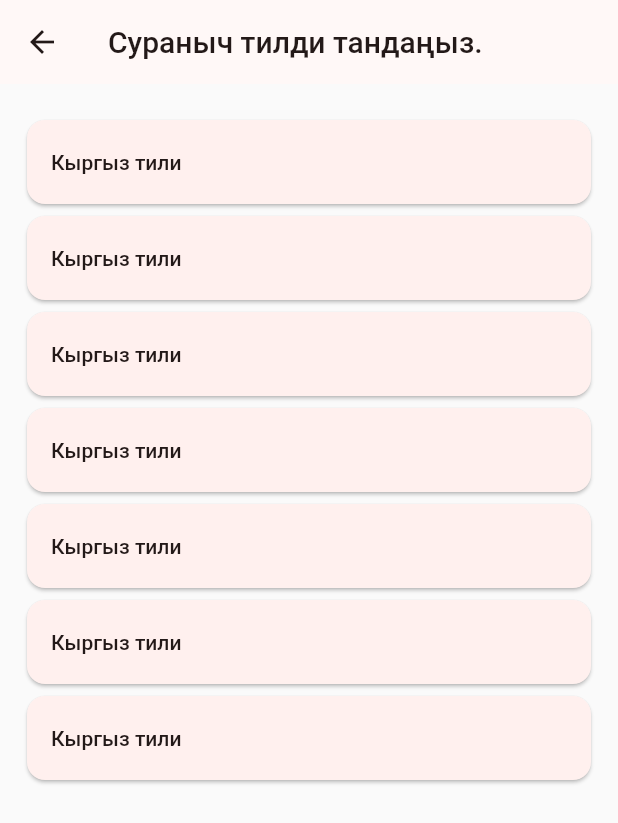
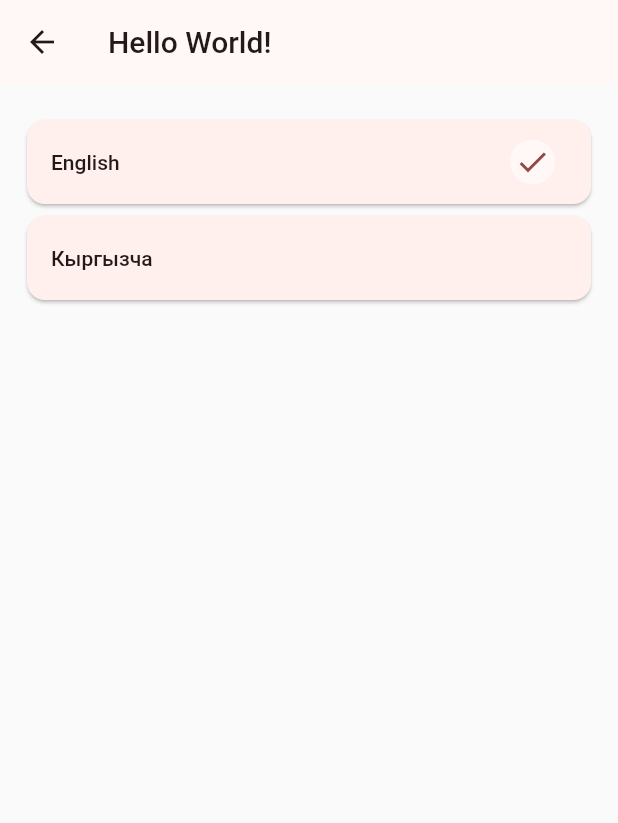
Before and after one commit to mustafanabiev/create_plan, a Flutter app: the LangSettingsView screen opened by its route, on a phone screen of 412 x 824 dp. Shown: the top 823 px of the screen. Run offline on Flutter 3.47's test engine with Material 2 defaults, Android fonts, the phone set to English and light mode, and no system bars; our stand-ins replace bloc, cloud_firestore, dartz, equatable, firebase_auth, firebase_core and 7 more; accounts and stored records are empty; generated files the repository leaves out were written again.

Commit message:
AppLocalizations added

```diff
--- /dev/null
+++ b/l10n.yaml
@@ -0,0 +1,4 @@
+arb-dir: lib/l10n/arb
+template-arb-file: app_en.arb
+output-localization-file: app_localizations.dart
+nullable-getter: false
--- a/lib/app/app.dart
+++ b/lib/app/app.dart
@@ -5,3 +5,4 @@ export 'logic/token_cubit.dart';
 export 'theme/theme.dart';
 export 'logic/app_cubit.dart';
 export 'service/theme_service.dart';
+export 'service/app_service.dart';
--- a/lib/app/logic/app_cubit.dart
+++ b/lib/app/logic/app_cubit.dart
@@ -6,9 +6,18 @@ import 'package:flutter/material.dart';
 part 'app_state.dart';
 
 class AppCubit extends Cubit<AppState> {
-  AppCubit(this.themeService) : super(AppState(themeService.init()));
+  AppCubit(
+    this.localService,
+    this.themeService,
+  ) : super(AppState(localService.init(), themeService.init()));
 
+  final AppService localService;
   final ThemeService themeService;
+
+  Future<void> changeLang(int index) async {
+    final local = await localService.setLocale(index);
+    emit(state.copyWith(currentLocale: local));
+  }
 
   Future<void> changeMode({required bool isDark}) async {
     await themeService.setMode(isDark: isDark);
--- a/lib/app/logic/app_state.dart
+++ b/lib/app/logic/app_state.dart
@@ -1,15 +1,20 @@
 part of 'app_cubit.dart';
 
 class AppState extends Equatable {
-  const AppState(this.theme);
+  const AppState(
+    this.currentLocale,
+    this.theme,
+  );
 
+  final Locale currentLocale;
   final CustomTheme theme;
 
   @override
   List<Object?> get props => [theme];
 
-  AppState copyWith({CustomTheme? theme}) {
+  AppState copyWith({Locale? currentLocale, CustomTheme? theme}) {
     return AppState(
+      currentLocale ?? this.currentLocale,
       theme ?? this.theme,
     );
   }
--- /dev/null
+++ b/lib/app/service/app_service.dart
@@ -0,0 +1,61 @@
+import 'dart:ui';
+
+import 'package:create_plan/core/core.dart';
+
+class AppService {
+  const AppService(this.storage);
+
+  final AppCache<String> storage;
+
+  static const String _localStorageLocaleKey = 'locale';
+
+  static const _locales = <Locale>[
+    Locale('en'),
+    Locale('ky'),
+  ];
+
+  Locale init() {
+    final code = storage.read(key: localStorageLocaleKey);
+    if (code != null) {
+      return Locale(code);
+    } else {
+      final deviceLocal = window.locale.languageCode;
+      if (_isSuuport(deviceLocal)) {
+        return Locale(deviceLocal);
+      } else {
+        return const Locale('en');
+      }
+    }
+  }
+
+  Future<Locale> setLocale(int index) async {
+    await storage.save(
+        key: localStorageLocaleKey, value: _locales[index].languageCode);
+    return _locales[index];
+  }
+
+  bool _isSuuport(String deviceLocal) {
+    switch (deviceLocal) {
+      case 'en':
+      case 'ky':
+        return true;
+      default:
+        return false;
+    }
+  }
+
+  String getName(String code) {
+    switch (code) {
+      case 'en':
+        return 'English';
+      case 'ky':
+        return 'Кыргызча';
+      default:
+        return 'English';
+    }
+  }
+
+  String get localStorageLocaleKey => _localStorageLocaleKey;
+
+  List<Locale> get locales => _locales;
+}
--- a/lib/app/view/meta_app.dart
+++ b/lib/app/view/meta_app.dart
@@ -1,6 +1,7 @@
 import 'package:create_plan/app/app.dart';
 import 'package:flutter/material.dart';
 import 'package:flutter_bloc/flutter_bloc.dart';
+import 'package:flutter_gen/gen_l10n/app_localizations.dart';
 
 class MyApp extends StatelessWidget {
   const MyApp({super.key});
@@ -13,6 +14,9 @@ class MyApp extends StatelessWidget {
       title: 'Flutter Demo',
       theme: context.watch<AppCubit>().state.theme.themeData,
       routerConfig: router,
+      locale: context.watch<AppCubit>().state.currentLocale,
+      localizationsDelegates: AppLocalizations.localizationsDelegates,
+      supportedLocales: AppLocalizations.supportedLocales,
     );
   }
 }
--- a/lib/bootstrap.dart
+++ b/lib/bootstrap.dart
@@ -46,7 +46,9 @@ Future<void> bootstrap() async {
         providers: [
           BlocProvider(create: (context) => sl<TokenCubit>()),
           BlocProvider(create: (context) => sl<AuthenticationCubit>()),
-          BlocProvider(create: (context) => AppCubit(sl<ThemeService>())),
+          BlocProvider(
+            create: (context) => AppCubit(sl<AppService>(), sl<ThemeService>()),
+          ),
           BlocProvider(create: (context) => sl<HomeCubit>()),
           BlocProvider(create: (context) => sl<UserProfileCubit>()),
           BlocProvider(create: (context) => sl<NewPlanCubit>()),
--- a/lib/components/card/card.dart
+++ b/lib/components/card/card.dart
@@ -1 +1,2 @@
 export 'new_plan_card.dart';
+export 'select_lang_list.dart';
--- /dev/null
+++ b/lib/components/card/select_lang_list.dart
@@ -0,0 +1,33 @@
+import 'package:create_plan/app/app.dart';
+import 'package:flutter/material.dart';
+import 'package:flutter_bloc/flutter_bloc.dart';
+
+class SelectLangFromListViewBuilder extends StatelessWidget {
+  const SelectLangFromListViewBuilder({super.key});
+
+  @override
+  Widget build(BuildContext context) {
+    final appCubit = context.watch<AppCubit>();
+    final colorScheme = Theme.of(context).colorScheme;
+    return ListView.builder(
+      itemCount: appCubit.localService.locales.length,
+      itemBuilder: (BuildContext context, int index) {
+        final locale = context.read<AppCubit>().localService.locales[index];
+        final langName = context.read<AppCubit>().localService.getName(locale.toLanguageTag());
+        return Card(
+          child: ListTile(
+            title: Text(langName, locale: locale),
+            onTap: () => context.read<AppCubit>().changeLang(index),
+            trailing: appCubit.state.currentLocale == locale
+                ? CircleAvatar(
+                    radius: 15,
+                    backgroundColor: colorScheme.background,
+                    child: Icon(Icons.check, color: colorScheme.primary),
+                  )
+                : null,
+          ),
+        );
+      },
+    );
+  }
+}
--- /dev/null
+++ b/lib/l10n/arb/app_en.arb
@@ -0,0 +1,7 @@
+{
+  "homePage": "Home Page",
+  "helloWorld": "Hello World!",
+  "@helloWorld": {
+    "description": "The conventional newborn programmer greeting"
+  }
+}
--- a/lib/locator.dart
+++ b/lib/locator.dart
@@ -27,7 +27,8 @@ Future<void> setup(
     ..registerFactory(() => HomeCubit())
     ..registerFactory(() => UserProfileCubit(userRepo: sl<UserRepo>()))
     ..registerFactory(
-      () => AuthenticationCubit(authRepo: sl<AuthRepo>(), userRepo: sl<UserRepo>()),
+      () => AuthenticationCubit(
+          authRepo: sl<AuthRepo>(), userRepo: sl<UserRepo>()),
     )
     ..registerFactory(() => NewPlanCubit(
           userRepo: sl<UserRepo>(),
@@ -42,6 +43,8 @@ Future<void> setup(
     ..registerLazySingleton<NewPlanRepo>(
       () => NewPlanRepoImpl(firestore: sl<FireStore>()),
     )
+    ..registerLazySingleton<AppService>(
+        () => AppService(sl<AppCache<String>>()))
     ..registerLazySingleton<ThemeService>(
       () => ThemeService(sl<AppCache<String>>()),
     )
--- a/lib/modules/home/view/home_page.dart
+++ b/lib/modules/home/view/home_page.dart
@@ -1,8 +1,10 @@
 import 'package:create_plan/components/components.dart';
+import 'package:create_plan/l10n/l10n.dart';
 import 'package:create_plan/modules/modules.dart';
 import 'package:create_plan/packages/model/model.dart';
 import 'package:flutter/material.dart';
 import 'package:flutter_bloc/flutter_bloc.dart';
+import 'package:flutter_gen/gen_l10n/app_localizations.dart';
 
 class HomePage extends StatelessWidget {
   const HomePage({Key? key}) : super(key: key);
@@ -24,7 +26,7 @@ class HomeView extends StatelessWidget {
     return Scaffold(
       drawer: const Drawer(child: SettingView()),
       appBar: AppBar(
-        title: const Text('Home Page'),
+        title: Text(context.l10n.homePage),
       ),
       body: StreamBuilderWidget(
         builder: (context, snapshot) {
--- a/lib/modules/settings/view/lang_settings_view.dart
+++ b/lib/modules/settings/view/lang_settings_view.dart
@@ -1,3 +1,5 @@
+import 'package:create_plan/components/components.dart';
+import 'package:create_plan/l10n/l10n.dart';
 import 'package:flutter/material.dart';
 
 class LangSettingsView extends StatelessWidget {
@@ -7,21 +9,11 @@ class LangSettingsView extends StatelessWidget {
   Widget build(BuildContext context) {
     return Scaffold(
       appBar: AppBar(
-        title: const Text('Сураныч тилди тандаңыз.'),
+        title: Text(context.l10n.helloWorld),
       ),
-      body: Padding(
-        padding: const EdgeInsets.symmetric(horizontal: 14, vertical: 20),
-        child: ListView.builder(
-          itemCount: 7,
-          itemBuilder: (context, index) {
-            return Card(
-              child: ListTile(
-                title: const Text('Кыргыз тили'),
-                onTap: () {},
-              ),
-            );
-          },
-        ),
+      body: const Padding(
+        padding: EdgeInsets.symmetric(horizontal: 14, vertical: 20),
+        child: SelectLangFromListViewBuilder(),
       ),
     );
   }
--- a/pubspec.yaml
+++ b/pubspec.yaml
@@ -30,6 +30,9 @@ dependencies:
   google_sign_in: ^5.4.2
   syncfusion_flutter_gauges: ^20.4.43
   percent_indicator: ^4.2.2
+  flutter_localizations:
+    sdk: flutter
+  intl: ^0.17.0
 
 
 dev_dependencies:
@@ -41,8 +44,8 @@ dev_dependencies:
   flutter_gen_runner: ^5.1.0+1
 
 flutter:
-
   uses-material-design: true
+  generate: true
 
   assets:
     - assets/images/
```
Also changed, not shown: lib/l10n/arb/app_ky.arb (added, +7 -0 lines), lib/l10n/l10n.dart (added, +8 -0 lines), pubspec.lock.
